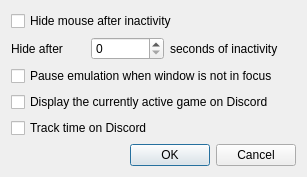
melonDS-emu/melonDS, file src/frontend/qt_sdl/InterfaceSettingsDialog.ui: the form before one commit.
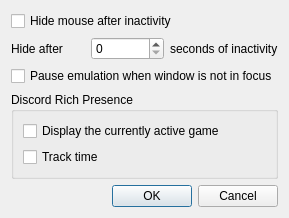
The form after the commit.

Commit message: Fix things according to the review

What changed in the file:
```diff
--- a/src/frontend/qt_sdl/InterfaceSettingsDialog.ui
+++ b/src/frontend/qt_sdl/InterfaceSettingsDialog.ui
@@ -6,8 +6,8 @@
    <rect>
     <x>0</x>
     <y>0</y>
-    <width>274</width>
-    <height>166</height>
+    <width>256</width>
+    <height>194</height>
    </rect>
   </property>
   <property name="sizePolicy">
@@ -19,59 +19,75 @@
   <property name="windowTitle">
    <string>Interface settings - melonDS</string>
   </property>
-  <layout class="QGridLayout" name="gridLayout">
-   <item row="2" column="0" colspan="3">
-    <widget class="QCheckBox" name="cbPauseLostFocus">
-     <property name="text">
-      <string>Pause emulation when window is not in focus</string>
-     </property>
-    </widget>
-   </item>
-   <item row="6" column="0" colspan="6">
-    <widget class="QDialogButtonBox" name="buttonBox">
-     <property name="orientation">
-      <enum>Qt::Horizontal</enum>
-     </property>
-     <property name="standardButtons">
-      <set>QDialogButtonBox::Cancel|QDialogButtonBox::Ok</set>
-     </property>
-    </widget>
-   </item>
-   <item row="0" column="0" colspan="6">
+  <layout class="QVBoxLayout" name="verticalLayout_2">
+   <property name="sizeConstraint">
+    <enum>QLayout::SetFixedSize</enum>
+   </property>
+   <item>
     <widget class="QCheckBox" name="cbMouseHide">
      <property name="text">
       <string>Hide mouse after inactivity</string>
      </property>
     </widget>
    </item>
-   <item row="1" column="0" alignment="Qt::AlignLeft">
+   <item>
+    <layout class="QHBoxLayout" name="inactivityBox">
+     <item>
     <widget class="QLabel" name="label">
      <property name="text">
       <string>Hide after</string>
      </property>
     </widget>
    </item>
-   <item row="1" column="1">
+     <item>
     <widget class="QSpinBox" name="spinMouseHideSeconds"/>
    </item>
-   <item row="1" column="2">
+     <item>
     <widget class="QLabel" name="label_2">
      <property name="text">
       <string>seconds of inactivity</string>
      </property>
     </widget>
    </item>
-   <item row="3" column="0" colspan="3">
+    </layout>
+   </item>
+   <item>
+    <widget class="QCheckBox" name="cbPauseLostFocus">
+     <property name="text">
+      <string>Pause emulation when window is not in focus</string>
+     </property>
+    </widget>
+   </item>
+   <item>
+    <widget class="QGroupBox" name="discordBox">
+     <property name="title">
+      <string>Discord Rich Presence</string>
+     </property>
+     <layout class="QVBoxLayout" name="verticalLayout">
+      <item>
     <widget class="QCheckBox" name="cbDiscordEnable">
      <property name="text">
-      <string>Display the currently active game on Discord</string>
+         <string>Display the currently active game</string>
      </property>
     </widget>
    </item>
-   <item row="4" column="0" colspan="4">
+      <item>
     <widget class="QCheckBox" name="cbDiscordTrackTime">
      <property name="text">
-      <string>Track time on Discord</string>
+         <string>Track time</string>
+        </property>
+       </widget>
+      </item>
+     </layout>
+    </widget>
+   </item>
+   <item>
+    <widget class="QDialogButtonBox" name="buttonBox">
+     <property name="orientation">
+      <enum>Qt::Horizontal</enum>
+     </property>
+     <property name="standardButtons">
+      <set>QDialogButtonBox::Cancel|QDialogButtonBox::Ok</set>
      </property>
     </widget>
    </item>
```
Left out of the diff: 16 changed lines with no effect on the pictures. Lines whose indentation alone changed are shown as unchanged. The commit also changes 1 other file.
